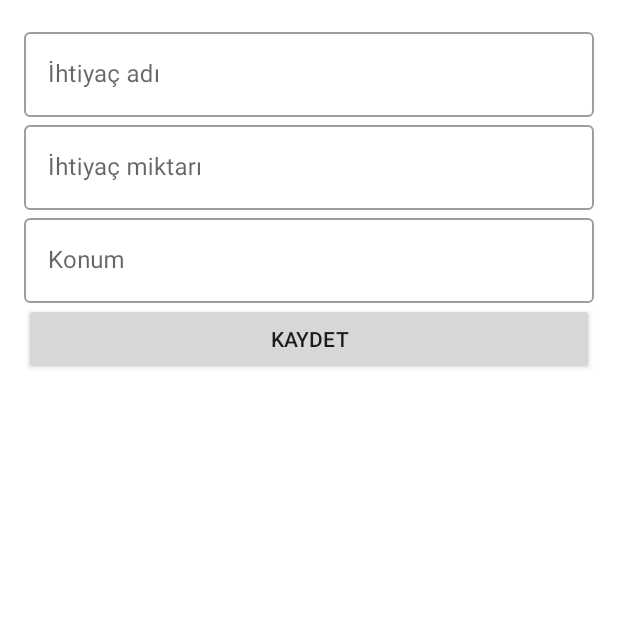
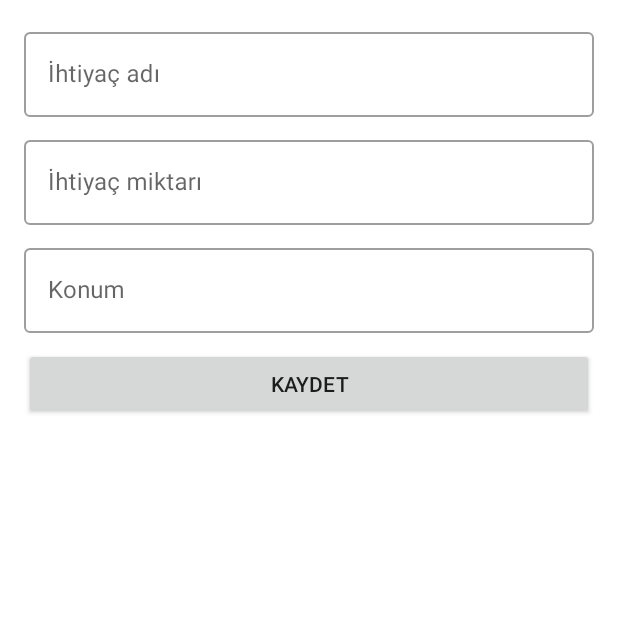
Before and after one commit to talhadengiz/tomurcuk, an Android app: the AddRequirementFragment screen opened through its navigation route, on a phone screen of 412 x 824 dp, the top half of it. Run offline under Robolectric (Android 15) with nearby library versions, the phone set to English and light mode, and no system bars; our stand-ins replace Firebase (no records; nobody signed in at launch, a user with empty details on screens opened directly).

Commit message:
add requirement fragment ui edit.

```diff
--- a/app/src/main/res/layout/fragment_add_requirement.xml
+++ b/app/src/main/res/layout/fragment_add_requirement.xml
@@ -9,6 +9,7 @@
 
     <com.google.android.material.textfield.TextInputLayout
         android:id="@+id/layout_title"
+        android:layout_marginBottom="@dimen/dimen_10"
         android:layout_width="match_parent"
         android:layout_height="wrap_content"
         style="@style/Widget.MaterialComponents.TextInputLayout.OutlinedBox">
@@ -22,6 +23,7 @@
 
     <com.google.android.material.textfield.TextInputLayout
         android:id="@+id/layout_total"
+        android:layout_marginBottom="@dimen/dimen_10"
         android:layout_width="match_parent"
         android:layout_height="wrap_content"
         style="@style/Widget.MaterialComponents.TextInputLayout.OutlinedBox">
@@ -35,6 +37,7 @@
 
     <com.google.android.material.textfield.TextInputLayout
         android:id="@+id/layout_location"
+        android:layout_marginBottom="@dimen/dimen_10"
         android:layout_width="match_parent"
         android:layout_height="wrap_content"
         style="@style/Widget.MaterialComponents.TextInputLayout.OutlinedBox">
--- a/app/src/main/res/values/dimen.xml
+++ b/app/src/main/res/values/dimen.xml
@@ -1,6 +1,8 @@
 <?xml version="1.0" encoding="utf-8"?>
 <resources>
     <dimen name="dimen_2">2dp</dimen>
+    <dimen name="dimen_10">10dp</dimen>
     <dimen name="dimen_12">12dp</dimen>
     <dimen name="dimen_16">16dp</dimen>
+
 </resources>
```
